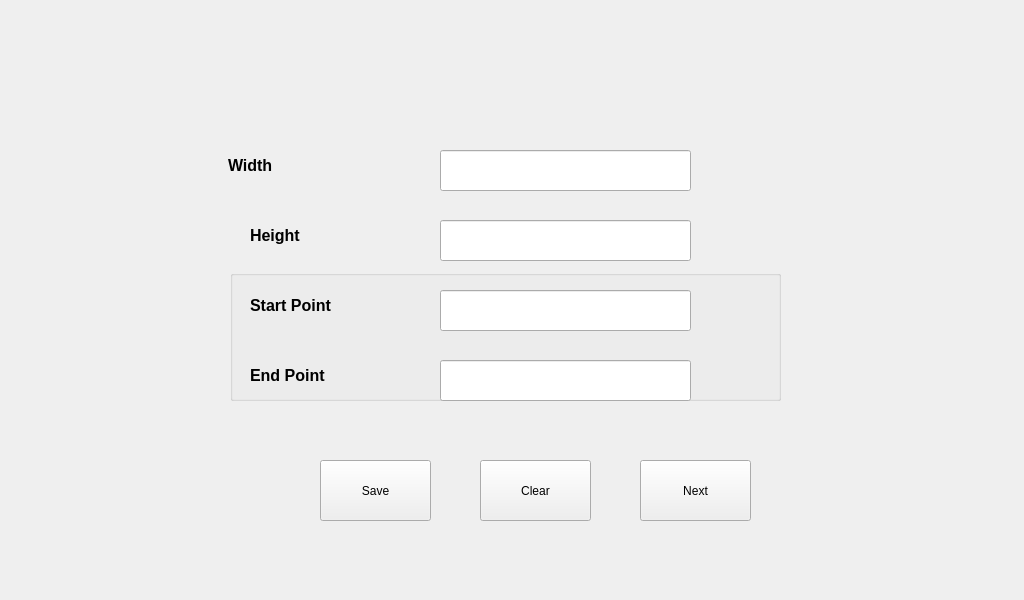
Qt form WeighBridge/PrinterSettings.ui (laki2603/MyLcsWork) before a commit.
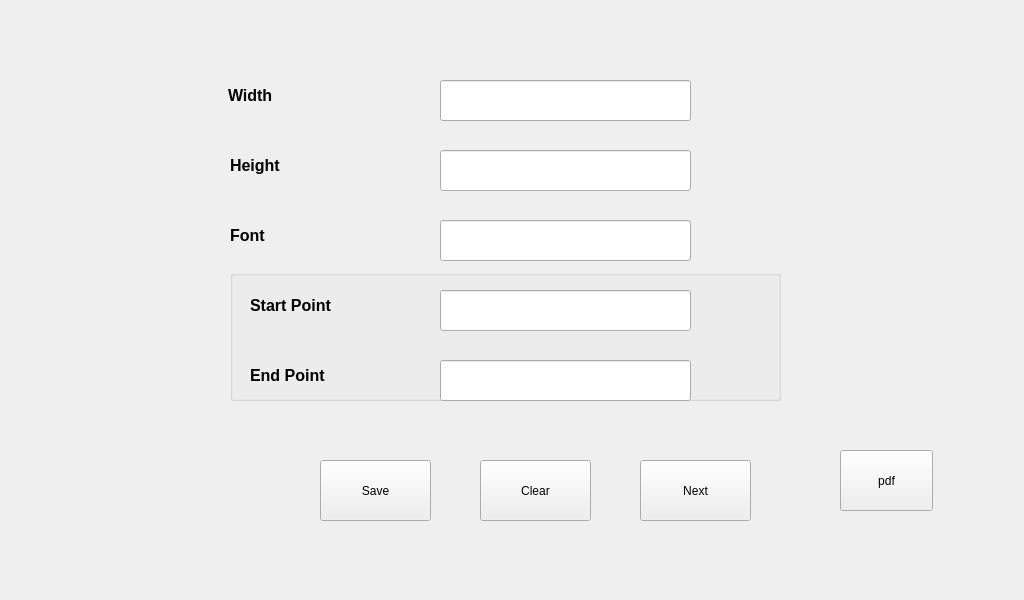
The same form after that commit. The open tabs and pages were chosen to show the change. Icons and pictures are not drawn.

Commit message: Printer config using spaces

```diff
--- a/WeighBridge/PrinterSettings.ui
+++ b/WeighBridge/PrinterSettings.ui
@@ -43,7 +43,7 @@
      <property name="geometry">
       <rect>
        <x>228</x>
-       <y>150</y>
+       <y>80</y>
        <width>171</width>
        <height>31</height>
       </rect>
@@ -63,7 +63,7 @@
      <property name="geometry">
       <rect>
        <x>440</x>
-       <y>220</y>
+       <y>150</y>
        <width>251</width>
        <height>41</height>
       </rect>
@@ -73,7 +73,7 @@
      <property name="geometry">
       <rect>
        <x>440</x>
-       <y>150</y>
+       <y>80</y>
        <width>251</width>
        <height>41</height>
       </rect>
@@ -82,8 +82,8 @@
     <widget class="QLabel" name="lb_height">
      <property name="geometry">
       <rect>
-       <x>250</x>
-       <y>220</y>
+       <x>230</x>
+       <y>150</y>
        <width>171</width>
        <height>31</height>
       </rect>
@@ -211,6 +211,49 @@
       </property>
      </widget>
     </widget>
+    <widget class="QPushButton" name="pb_pdf_outside">
+     <property name="geometry">
+      <rect>
+       <x>840</x>
+       <y>450</y>
+       <width>93</width>
+       <height>61</height>
+      </rect>
+     </property>
+     <property name="text">
+      <string>pdf</string>
+     </property>
+    </widget>
+    <widget class="QLineEdit" name="le_height_2">
+     <property name="geometry">
+      <rect>
+       <x>440</x>
+       <y>220</y>
+       <width>251</width>
+       <height>41</height>
+      </rect>
+     </property>
+    </widget>
+    <widget class="QLabel" name="lb_height_2">
+     <property name="geometry">
+      <rect>
+       <x>230</x>
+       <y>220</y>
+       <width>171</width>
+       <height>31</height>
+      </rect>
+     </property>
+     <property name="font">
+      <font>
+       <pointsize>12</pointsize>
+       <weight>75</weight>
+       <bold>true</bold>
+      </font>
+     </property>
+     <property name="text">
+      <string>Font</string>
+     </property>
+    </widget>
    </widget>
    <widget class="QWidget" name="ParametersPage">
     <widget class="QScrollArea" name="scrollArea">
```
Left out of the diff: 24 changed lines with no effect on the pictures. The commit also changes 134 other files.
